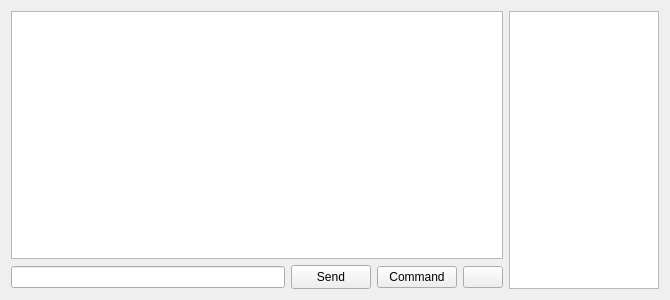
Old version of the form src/core/gui/irc/ircdocktabcontents.ui in the repository Destroyerrrocket/doomseeker-unofficial.
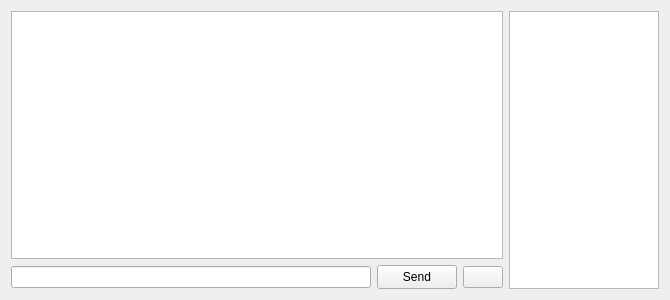
New version of the form. Icons and pictures are not drawn. Custom widgets are drawn as their Qt base class.

Commit message: - IRC: moved all actions from priv chat "Command" button menu to the chat area's context menu. - Removed the "Command" button.

```diff
--- a/src/core/gui/irc/ircdocktabcontents.ui
+++ b/src/core/gui/irc/ircdocktabcontents.ui
@@ -70,13 +70,6 @@
          </property>
         </widget>
        </item>
-       <item>
-        <widget class="QPushButton" name="btnCommand">
-         <property name="text">
-          <string>Command</string>
-         </property>
-        </widget>
-       </item>
        <item>
         <widget class="QPushButton" name="btnPauseTextArea">
          <property name="toolTip">
```
Left out of the diff: 34 changed lines with no effect on the pictures. The commit also changes 2 other files.
